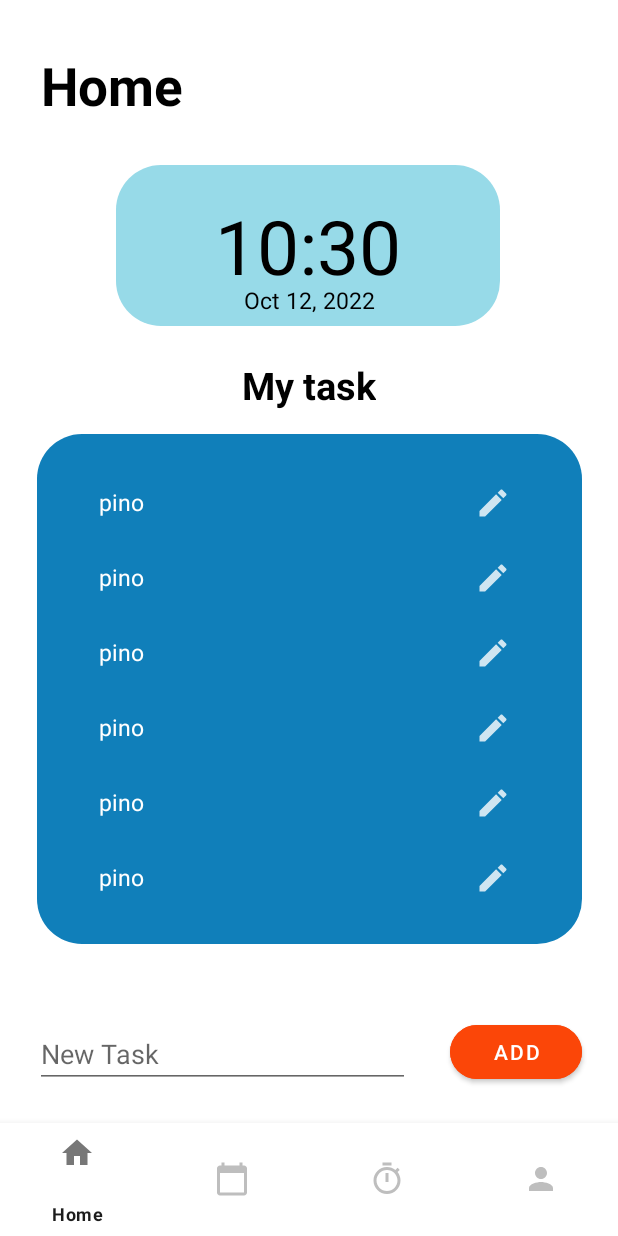
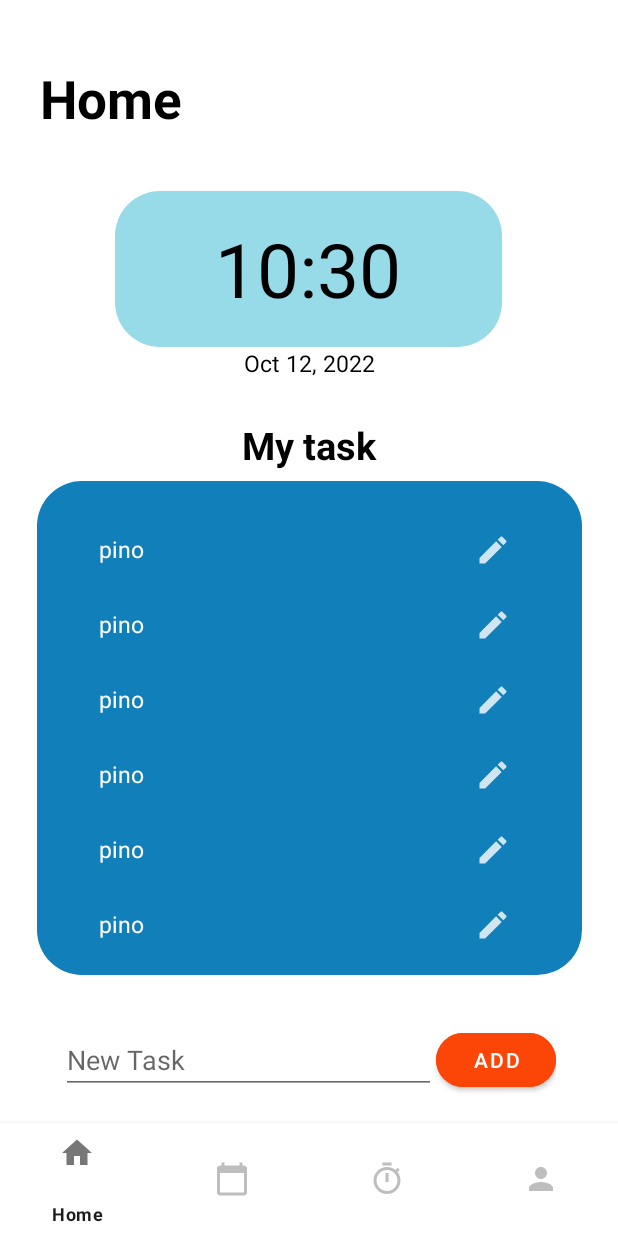
Before and after one commit to EndriSefaa/OrganizD, an Android app: the screen it shows after launch (MainActivity), on a phone screen of 412 x 824 dp. Run offline under Robolectric (Android 15) with nearby library versions, the phone set to English and light mode, and no system bars; our stand-ins replace Dagger/Hilt's generated code, Room's generated code.

Commit message:
Sistemazione home e inizio profilo.

```diff
--- a/app/src/main/res/layout/activity_main.xml
+++ b/app/src/main/res/layout/activity_main.xml
@@ -24,8 +24,10 @@
         app:itemTextColor="@drawable/bottom_nav_selector"
         app:layout_constraintBottom_toBottomOf="parent"
         app:layout_constraintEnd_toEndOf="parent"
-        app:layout_constraintHorizontal_bias="0.5"
+        app:layout_constraintHorizontal_bias="1.0"
         app:layout_constraintStart_toStartOf="parent"
+        app:layout_constraintTop_toTopOf="parent"
+        app:layout_constraintVertical_bias="1.0"
         app:menu="@menu/bottom_nav_menu" />
 
 
--- a/app/src/main/res/layout/fragment_home.xml
+++ b/app/src/main/res/layout/fragment_home.xml
@@ -6,23 +6,29 @@
     android:layout_height="match_parent"
     tools:context=".MainActivity">
 
-    <TextView
-        android:id="@+id/myTask"
-        android:layout_width="wrap_content"
-        android:layout_height="wrap_content"
-        android:text="My task"
-        android:textColor="#000000"
-        android:textSize="25sp"
-        android:textStyle="bold"
-        app:layout_constraintBottom_toBottomOf="parent"
+
+
+
+    <!-- ++++++++++++++ TITOLO HOME ++++++++++++++ -->
+
+
+    <LinearLayout
+        android:id="@+id/linearLayoutHome"
+        android:layout_width="370dp"
+        android:layout_height="49dp"
+        android:layout_marginBottom="24dp"
+        android:gravity="left"
+        android:orientation="vertical"
+        android:paddingLeft="5dp"
+        android:paddingRight="16dp"
+        app:layout_constraintBottom_toTopOf="@+id/linearLayoutTimeAndDate"
         app:layout_constraintEnd_toEndOf="parent"
-        app:layout_constraintStart_toStartOf="parent"
-        app:layout_constraintTop_toTopOf="parent"
-        app:layout_constraintVertical_bias="0.335" />
+        app:layout_constraintStart_toStartOf="parent">
+
 
         <TextView
             android:id="@+id/tvHomeFragment"
-        android:layout_width="121dp"
+            android:layout_width="wrap_content"
             android:layout_height="46dp"
             android:text="Home"
             android:textColor="#000000"
@@ -30,61 +36,34 @@
             android:textStyle="bold"
             app:layout_constraintBottom_toBottomOf="parent"
             app:layout_constraintEnd_toEndOf="parent"
-        app:layout_constraintHorizontal_bias="0.093"
+            app:layout_constraintHorizontal_bias="0.1"
             app:layout_constraintStart_toStartOf="parent"
             app:layout_constraintTop_toTopOf="parent"
-        app:layout_constraintVertical_bias="0.047" />
+            app:layout_constraintVertical_bias="0.023" />
 
-    <androidx.recyclerview.widget.RecyclerView
-        android:id="@+id/recyclerView"
-        android:layout_width="363dp"
-        android:layout_height="340dp"
-        android:background="@drawable/round_corner_task"
-        android:padding="20dp"
-        android:paddingStart="25dp"
-        android:paddingLeft="15dp"
-        android:paddingTop="25dp"
-        android:paddingEnd="25dp"
-        android:paddingRight="25dp"
-        android:paddingBottom="25dp"
-        app:layout_constraintBottom_toBottomOf="parent"
+    </LinearLayout>
+
+
+    <!-- +++++++++++++++++ ORA E DATA ++++++++++++++++++++ -->
+
+    <LinearLayout
+        android:id="@+id/linearLayoutTimeAndDate"
+        android:layout_width="317dp"
+        android:layout_height="149dp"
+        android:gravity="center"
+        android:orientation="vertical"
+        android:paddingLeft="16dp"
+        android:paddingRight="16dp"
+        app:layout_constraintBottom_toTopOf="@+id/linearLayoutMyTask"
         app:layout_constraintEnd_toEndOf="parent"
         app:layout_constraintStart_toStartOf="parent"
-        app:layout_constraintTop_toTopOf="parent"
-        app:layout_constraintVertical_bias="0.708" />
+        app:layout_constraintVertical_bias="0.853">
 
-    <EditText
-        android:id="@+id/etTask"
-        android:layout_width="250dp"
-        android:layout_height="45dp"
-        android:hint="New Task"
-        app:layout_constraintBottom_toBottomOf="parent"
-        app:layout_constraintEnd_toStartOf="@+id/floatingActionButton"
-        app:layout_constraintHorizontal_bias="0.473"
-        app:layout_constraintStart_toStartOf="parent"
-        app:layout_constraintTop_toTopOf="parent"
-        app:layout_constraintVertical_bias="0.967" />
-
-    <Button
-        android:id="@+id/floatingActionButton"
-        android:layout_width="wrap_content"
-        android:layout_height="wrap_content"
-        android:backgroundTint="#FB4608"
-        android:clickable="true"
-        android:text="@string/add"
-        app:cornerRadius="20dp"
-        app:layout_constraintBottom_toBottomOf="parent"
-        app:layout_constraintEnd_toEndOf="parent"
-        app:layout_constraintHorizontal_bias="0.925"
-        app:layout_constraintStart_toStartOf="parent"
-        app:layout_constraintTop_toTopOf="parent"
-        app:layout_constraintVertical_bias="0.967"
-        app:srcCompat="@android:drawable/ic_menu_add" />
 
         <TextClock
             android:id="@+id/Clock"
-        android:layout_width="256dp"
-        android:layout_height="107dp"
+            android:layout_width="258dp"
+            android:layout_height="104dp"
             android:background="@drawable/round_corner_home_clock"
             android:format12Hour="hh:mm"
             android:gravity="center"
@@ -96,17 +75,6 @@
             app:layout_constraintStart_toStartOf="parent"
             app:layout_constraintTop_toTopOf="parent"
             app:layout_constraintVertical_bias="0.172" />
-
-
-    <LinearLayout
-        android:layout_width="413dp"
-        android:layout_height="137dp"
-        app:layout_constraintBottom_toBottomOf="parent"
-        app:layout_constraintEnd_toEndOf="parent"
-        app:layout_constraintHorizontal_bias="1.0"
-        app:layout_constraintStart_toStartOf="parent"
-        app:layout_constraintTop_toTopOf="parent"
-        app:layout_constraintVertical_bias="0.149" />
 
         <TextView
             android:id="@+id/Data"
@@ -122,4 +90,104 @@
             app:layout_constraintTop_toTopOf="parent"
             app:layout_constraintVertical_bias="0.26" />
 
+    </LinearLayout>
+
+    <LinearLayout
+        android:id="@+id/linearLayoutMyTask"
+        android:layout_width="399dp"
+        android:layout_height="400dp"
+        android:layout_marginBottom="8dp"
+        android:gravity="center"
+        android:orientation="vertical"
+        android:paddingLeft="16dp"
+        android:paddingRight="16dp"
+        app:layout_constraintBottom_toTopOf="@+id/linearLayoutNewTask"
+        app:layout_constraintEnd_toEndOf="parent"
+        app:layout_constraintStart_toStartOf="parent"
+        app:layout_constraintVertical_bias="0.968">
+
+
+        <TextView
+            android:id="@+id/myTask"
+            android:layout_width="107dp"
+            android:layout_height="41dp"
+            android:text="My task"
+            android:textAlignment="center"
+            android:textColor="#000000"
+            android:textSize="25sp"
+            android:textStyle="bold"
+            app:layout_constraintBottom_toBottomOf="parent"
+            app:layout_constraintEnd_toEndOf="parent"
+            app:layout_constraintStart_toStartOf="parent"
+            app:layout_constraintTop_toTopOf="parent"
+            app:layout_constraintVertical_bias="0.353" />
+
+
+        <androidx.recyclerview.widget.RecyclerView
+            android:id="@+id/recyclerView"
+            android:layout_width="363dp"
+            android:layout_height="329dp"
+            android:background="@drawable/round_corner_task"
+            android:padding="20dp"
+            android:paddingStart="25dp"
+            android:paddingLeft="15dp"
+            android:paddingTop="25dp"
+            android:paddingEnd="25dp"
+            android:paddingRight="25dp"
+            android:paddingBottom="25dp"
+            app:layout_constraintEnd_toEndOf="parent"
+            app:layout_constraintHorizontal_bias="0.583"
+            app:layout_constraintStart_toStartOf="parent"
+            app:layout_constraintTop_toTopOf="parent"
+            app:layout_constraintVertical_bias="0.81" />
+
+
+    </LinearLayout>
+
+    <LinearLayout
+        android:id="@+id/linearLayoutNewTask"
+        android:layout_width="362dp"
+        android:layout_height="68dp"
+        android:layout_marginBottom="8dp"
+        android:gravity="center"
+        android:orientation="horizontal"
+        android:paddingLeft="16dp"
+        android:paddingRight="16dp"
+        app:layout_constraintBottom_toBottomOf="parent"
+        app:layout_constraintEnd_toEndOf="parent"
+        app:layout_constraintHorizontal_bias="0.489"
+        app:layout_constraintStart_toStartOf="parent">
+
+
+        <EditText
+            android:id="@+id/etTask"
+            android:layout_width="250dp"
+            android:layout_height="45dp"
+            android:hint="New Task"
+            app:layout_constraintBottom_toBottomOf="parent"
+            app:layout_constraintEnd_toStartOf="@+id/floatingActionButton"
+            app:layout_constraintHorizontal_bias="0.469"
+            app:layout_constraintStart_toStartOf="parent"
+            app:layout_constraintTop_toTopOf="parent"
+            app:layout_constraintVertical_bias="0.976" />
+
+        <Button
+            android:id="@+id/floatingActionButton"
+            android:layout_width="wrap_content"
+            android:layout_height="wrap_content"
+            android:backgroundTint="#FB4608"
+            android:clickable="true"
+            android:text="@string/add"
+            app:cornerRadius="20dp"
+            app:layout_constraintBottom_toBottomOf="parent"
+            app:layout_constraintEnd_toEndOf="parent"
+            app:layout_constraintHorizontal_bias="0.95"
+            app:layout_constraintStart_toStartOf="parent"
+            app:layout_constraintTop_toTopOf="parent"
+            app:layout_constraintVertical_bias="0.98"
+            app:srcCompat="@android:drawable/ic_menu_add" />
+
+    </LinearLayout>
+
+
 </androidx.constraintlayout.widget.ConstraintLayout>
```
Also changed, not shown: app/src/main/res/drawable/round_corner_profile.xml (added, +14 -0 lines), app/src/main/res/layout/fragment_profile.xml (+77 -6 lines). Lines whose indentation alone changed are shown as unchanged.
